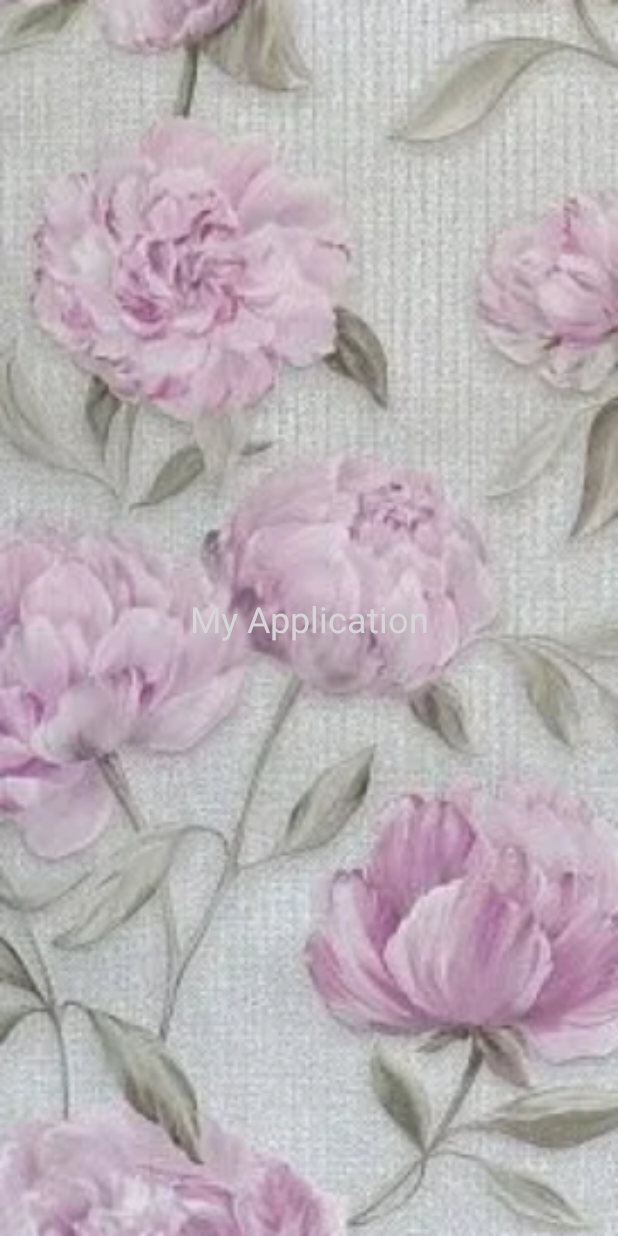
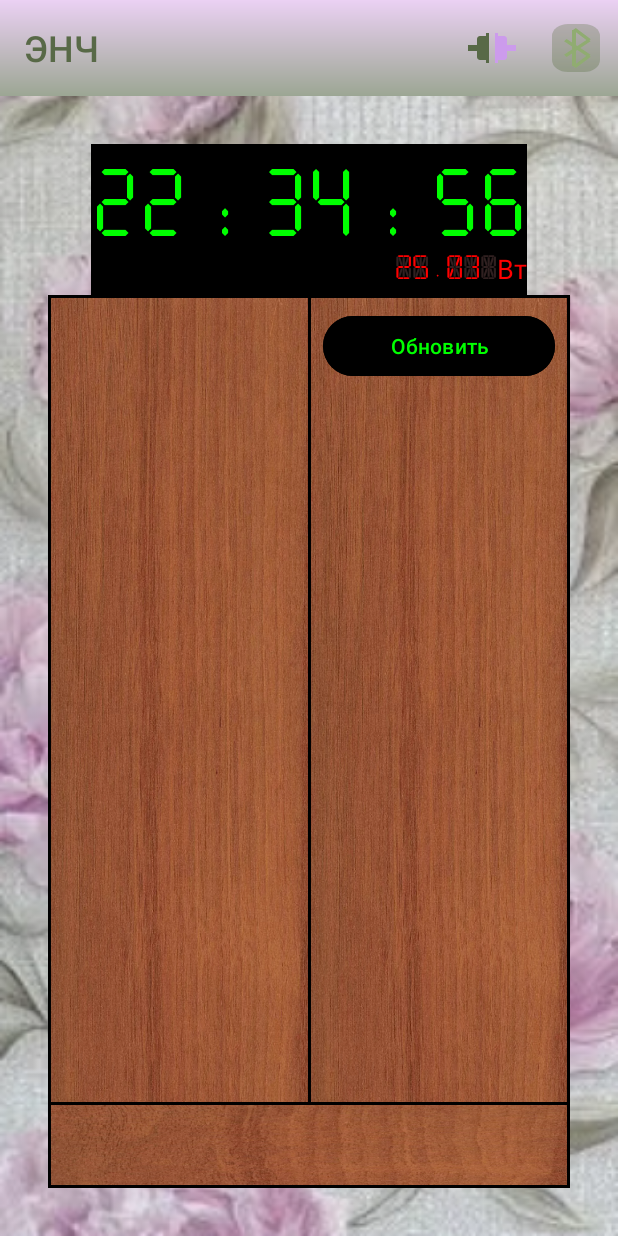
Before and after one commit to profitsw2000/WallWatch, an Android app: the fragment UpdateTimeFragment shown on its own in the app's theme, on a phone screen of 412 x 824 dp. Run offline under Robolectric (Android 15) with nearby library versions, the phone set to English and light mode, and no system bars.

Commit message:
Сделан макет для главного экрана.

```diff
--- /dev/null
+++ b/core/src/main/res/drawable/bt_on.xml
@@ -0,0 +1,35 @@
+<vector xmlns:android="http://schemas.android.com/apk/res/android"
+    android:width="32dp"
+    android:height="32dp"
+    android:viewportWidth="12"
+    android:viewportHeight="16">
+  <path
+      android:pathData="M4,0C1.791,0 0,1.791 0,4V12C0,14.209 1.791,16 4,16H8C10.209,16 12,14.209 12,12V4C12,1.791 10.209,0 8,0H4ZM6.331,8.664L8.6,10.65L6,13.25V8.954L6.331,8.664ZM7.09,8L9.658,10.247L9.35,10.6L9.707,10.957L5.957,14.707L5.25,14H5V9.829L3.658,11.003L3,10.25L5,8.5V7.5L3,5.75L3.658,4.997L5,6.171V2H5.25L5.957,1.293L9.707,5.043L9.35,5.4L9.658,5.753L7.09,8ZM6.331,7.336L8.6,5.35L6,2.75V7.046L6.331,7.336Z"
+      android:fillColor="#4C79FF"
+      android:fillType="evenOdd"/>
+  <path
+      android:strokeWidth="1"
+      android:pathData="M3.329,5.374L9.329,10.624"
+      android:fillColor="#00000000"
+      android:strokeColor="#3C4E2B"/>
+  <path
+      android:strokeWidth="1"
+      android:pathData="M9.354,10.604L5.604,14.354"
+      android:fillColor="#00000000"
+      android:strokeColor="#3C4E2B"/>
+  <path
+      android:strokeWidth="1"
+      android:pathData="M5.5,14L5.5,2"
+      android:fillColor="#00000000"
+      android:strokeColor="#3C4E2B"/>
+  <path
+      android:strokeWidth="1"
+      android:pathData="M5.604,1.646L9.354,5.396"
+      android:fillColor="#00000000"
+      android:strokeColor="#3C4E2B"/>
+  <path
+      android:strokeWidth="1"
+      android:pathData="M9.329,5.376L3.329,10.626"
+      android:fillColor="#00000000"
+      android:strokeColor="#3C4E2B"/>
+</vector>
--- /dev/null
+++ b/core/src/main/res/drawable/connected.xml
@@ -0,0 +1,24 @@
+<vector xmlns:android="http://schemas.android.com/apk/res/android"
+    android:width="32dp"
+    android:height="20dp"
+    android:viewportWidth="16"
+    android:viewportHeight="10">
+  <path
+      android:pathData="M3.428,2C3.428,1.448 3.876,1 4.428,1H6.857V9H4.428C3.876,9 3.428,8.552 3.428,8V2Z"
+      android:fillColor="#586947"/>
+  <path
+      android:pathData="M6.857,0h1.143v10h-1.143z"
+      android:fillColor="#586947"/>
+  <path
+      android:pathData="M9.143,1H11.571C12.124,1 12.571,1.448 12.571,2V8C12.571,8.552 12.124,9 11.571,9H9.143V1Z"
+      android:fillColor="#CC9BEC"/>
+  <path
+      android:pathData="M8,0h1.143v10h-1.143z"
+      android:fillColor="#CC9BEC"/>
+  <path
+      android:pathData="M0,4h3.429v2h-3.429z"
+      android:fillColor="#586947"/>
+  <path
+      android:pathData="M12.571,4h3.429v2h-3.429z"
+      android:fillColor="#CC9BEC"/>
+</vector>
--- /dev/null
+++ b/core/src/main/res/drawable/unconnected.xml
@@ -0,0 +1,24 @@
+<vector xmlns:android="http://schemas.android.com/apk/res/android"
+    android:width="32dp"
+    android:height="20dp"
+    android:viewportWidth="16"
+    android:viewportHeight="10">
+  <path
+      android:pathData="M3,2C3,1.448 3.448,1 4,1H6V9H4C3.448,9 3,8.552 3,8V2Z"
+      android:fillColor="#586947"/>
+  <path
+      android:pathData="M6,0h1v10h-1z"
+      android:fillColor="#586947"/>
+  <path
+      android:pathData="M10,1H12C12.552,1 13,1.448 13,2V8C13,8.552 12.552,9 12,9H10V1Z"
+      android:fillColor="#CC9BEC"/>
+  <path
+      android:pathData="M9,0h1v10h-1z"
+      android:fillColor="#CC9BEC"/>
+  <path
+      android:pathData="M0,4h3v2h-3z"
+      android:fillColor="#586947"/>
+  <path
+      android:pathData="M13,4h3v2h-3z"
+      android:fillColor="#CC9BEC"/>
+</vector>
--- /dev/null
+++ b/core/src/main/res/values/colors.xml
@@ -0,0 +1,13 @@
+<?xml version="1.0" encoding="utf-8"?>
+<resources>
+    <color name="purple_200">#FFBB86FC</color>
+    <color name="purple_500">#FF6200EE</color>
+    <color name="purple_700">#FF3700B3</color>
+    <color name="teal_200">#FF03DAC5</color>
+    <color name="teal_700">#FF018786</color>
+    <color name="red">#FFFF0000</color>
+    <color name="green">#FF00FF00</color>
+    <color name="black">#FF000000</color>
+    <color name="white">#FFFFFFFF</color>
+    <color name="appBarTextColor">#EA5D5D</color>
+</resources>
--- /dev/null
+++ b/core/src/main/res/values/themes.xml
@@ -0,0 +1,20 @@
+<?xml version="1.0" encoding="utf-8"?>
+<resources>
+
+    <style name="Theme.WallWatch" parent="Base.Theme.WallWatch"/>
+
+    <!-- Base application theme. -->
+    <style name="Base.Theme.WallWatch" parent="Theme.Material3.DayNight">
+<!--
+        &lt;!&ndash; Primary brand color. &ndash;&gt;
+        <item name="colorPrimary">@color/purple_200</item>
+        <item name="colorOnPrimary">@color/white</item>
+        <item name="colorPrimaryContainer">@color/purple_200</item>
+        <item name="colorOnPrimaryContainer">@color/white</item>
+        <item name="colorPrimaryInverse">@color/purple_200</item>-->
+<!--
+        <item name="android:windowBackground">@drawable/flowers</item>
+-->
+        <item name="actionBarStyle">@style/WWAppActionBar</item>
+    </style>
+</resources>
--- a/updateScreen/src/main/java/ru/profitsw2000/updatescreen/presentation/view/UpdateTimeFragment.kt
+++ b/updateScreen/src/main/java/ru/profitsw2000/updatescreen/presentation/view/UpdateTimeFragment.kt
@@ -1,5 +1,6 @@
 package ru.profitsw2000.updatescreen.presentation.view
 
+import android.graphics.Typeface
 import android.os.Bundle
 import androidx.fragment.app.Fragment
 import android.view.LayoutInflater
@@ -31,6 +32,10 @@ class UpdateTimeFragment : Fragment() {
         // Inflate the layout for this fragment
         _binding = FragmentUpdateTimeBinding.bind(inflater.inflate(R.layout.fragment_update_time, container, false))
         return binding.root
+    }
+
+    override fun onViewCreated(view: View, savedInstanceState: Bundle?) {
+        super.onViewCreated(view, savedInstanceState)
     }
 
     override fun onCreateOptionsMenu(menu: Menu, inflater: MenuInflater) {
--- a/updateScreen/src/main/res/layout/fragment_update_time.xml
+++ b/updateScreen/src/main/res/layout/fragment_update_time.xml
@@ -1,21 +1,112 @@
 <?xml version="1.0" encoding="utf-8"?>
 <androidx.constraintlayout.widget.ConstraintLayout xmlns:android="http://schemas.android.com/apk/res/android"
+    xmlns:app="http://schemas.android.com/apk/res-auto"
     xmlns:tools="http://schemas.android.com/tools"
     android:layout_width="match_parent"
     android:layout_height="match_parent"
-    xmlns:app="http://schemas.android.com/apk/res-auto"
     android:background="@drawable/flowers"
+    android:padding="32dp"
     tools:context=".presentation.view.UpdateTimeFragment">
 
-    <TextView
+    <androidx.constraintlayout.widget.ConstraintLayout
+        android:id="@+id/wall_watch_constraint_layout"
         android:layout_width="wrap_content"
         android:layout_height="wrap_content"
-        android:text="My Application"
-        android:textSize="24sp"
-        android:textColor="@color/white"
-        app:layout_constraintBottom_toBottomOf="parent"
+        android:background="@color/black"
+        android:paddingVertical="6dp"
         app:layout_constraintEnd_toEndOf="parent"
         app:layout_constraintStart_toStartOf="parent"
-        app:layout_constraintTop_toTopOf="parent" />
+        app:layout_constraintTop_toTopOf="parent">
+
+        <TextView
+            android:id="@+id/time_text_view"
+            android:layout_width="match_parent"
+            android:layout_height="wrap_content"
+            android:fontFamily="@font/seven_segment_font"
+            android:text="22 : 34 : 56"
+            android:textColor="@color/green"
+            android:textSize="64sp"
+            app:layout_constraintEnd_toEndOf="parent"
+            app:layout_constraintStart_toStartOf="parent"
+            app:layout_constraintTop_toTopOf="parent" />
+
+        <TextView
+            android:id="@+id/date_text_view"
+            android:layout_width="match_parent"
+            android:layout_height="wrap_content"
+            android:fontFamily="@font/sixteen_segments_background_font"
+            android:text="25.03 Вт"
+            android:textColor="@color/red"
+            android:textSize="18sp"
+            app:layout_constraintEnd_toEndOf="@id/time_text_view"
+            app:layout_constraintTop_toBottomOf="@id/time_text_view" />
+
+    </androidx.constraintlayout.widget.ConstraintLayout>
+
+    <androidx.constraintlayout.widget.ConstraintLayout
+        android:id="@+id/scaff_constraint_layout"
+        android:layout_width="0dp"
+        android:layout_height="0dp"
+        android:padding="2dp"
+        app:layout_constraintStart_toStartOf="parent"
+        app:layout_constraintEnd_toEndOf="parent"
+        app:layout_constraintBottom_toBottomOf="parent"
+        app:layout_constraintTop_toBottomOf="@id/wall_watch_constraint_layout"
+        android:background="@color/black">
+
+        <androidx.constraintlayout.widget.ConstraintLayout
+            android:id="@+id/scaff_left_part_constraint_layout"
+            android:layout_width="0dp"
+            android:layout_height="0dp"
+            android:background="@drawable/italy_nuts_half"
+            android:layout_marginRight="2dp"
+            android:layout_marginBottom="2dp"
+            app:layout_constraintBottom_toTopOf="@+id/scaff_bottom_part_constraint_layout"
+            app:layout_constraintEnd_toStartOf="@id/scaff_right_part_constraint_layout"
+            app:layout_constraintStart_toStartOf="parent"
+            app:layout_constraintTop_toTopOf="parent"
+            app:layout_constraintVertical_weight="10"
+            app:layout_constraintVertical_chainStyle="packed" />
+
+        <androidx.constraintlayout.widget.ConstraintLayout
+            android:id="@+id/scaff_right_part_constraint_layout"
+            android:layout_width="0dp"
+            android:layout_height="0dp"
+            android:layout_marginBottom="2dp"
+            android:padding="8dp"
+            android:background="@drawable/italy_nuts_half"
+            app:layout_constraintBottom_toTopOf="@id/scaff_bottom_part_constraint_layout"
+            app:layout_constraintEnd_toEndOf="parent"
+            app:layout_constraintStart_toEndOf="@id/scaff_left_part_constraint_layout"
+            app:layout_constraintTop_toTopOf="@id/scaff_left_part_constraint_layout">
+
+            <com.google.android.material.button.MaterialButton
+                android:id="@+id/update_time_button"
+                android:layout_width="match_parent"
+                android:layout_height="wrap_content"
+                android:backgroundTint="@color/black"
+                android:textColor="@color/green"
+                android:text="Обновить"
+                app:layout_constraintTop_toTopOf="parent"
+                app:layout_constraintStart_toStartOf="parent"
+                app:layout_constraintEnd_toEndOf="parent"/>
+
+        </androidx.constraintlayout.widget.ConstraintLayout>
+
+        <androidx.constraintlayout.widget.ConstraintLayout
+            android:id="@+id/scaff_bottom_part_constraint_layout"
+            android:layout_width="0dp"
+            android:layout_height="0dp"
+            android:background="@drawable/italy_nuts_bottom"
+            app:layout_constraintVertical_weight="1"
+            app:layout_constraintBottom_toBottomOf="parent"
+            app:layout_constraintEnd_toEndOf="@id/scaff_right_part_constraint_layout"
+            app:layout_constraintStart_toStartOf="@id/scaff_left_part_constraint_layout"
+            app:layout_constraintTop_toBottomOf="@+id/scaff_left_part_constraint_layout"/>
+
+    </androidx.constraintlayout.widget.ConstraintLayout>
+
+
+
 
 </androidx.constraintlayout.widget.ConstraintLayout>
```
Also changed, not shown: app/src/main/AndroidManifest.xml (added, +27 -0 lines), core/src/main/res/values/strings.xml (added, +45 -0 lines), gradle.properties (added, +24 -0 lines), core/src/main/res/drawable/italy_nuts.png (added), core/src/main/res/drawable/italy_nuts_bottom.png (added), core/src/main/res/drawable/italy_nuts_half.png (added), core/src/main/res/font/seven_segment_font.ttf (added), core/src/main/res/font/sixteen_segments_background_font.otf (added), core/src/main/res/font/sixteen_segments_font.otf (added), 2 other files.
